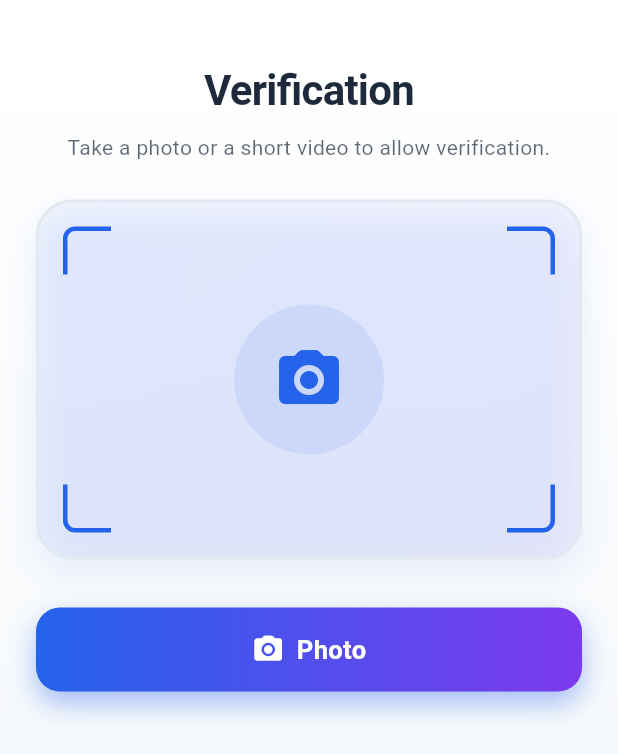
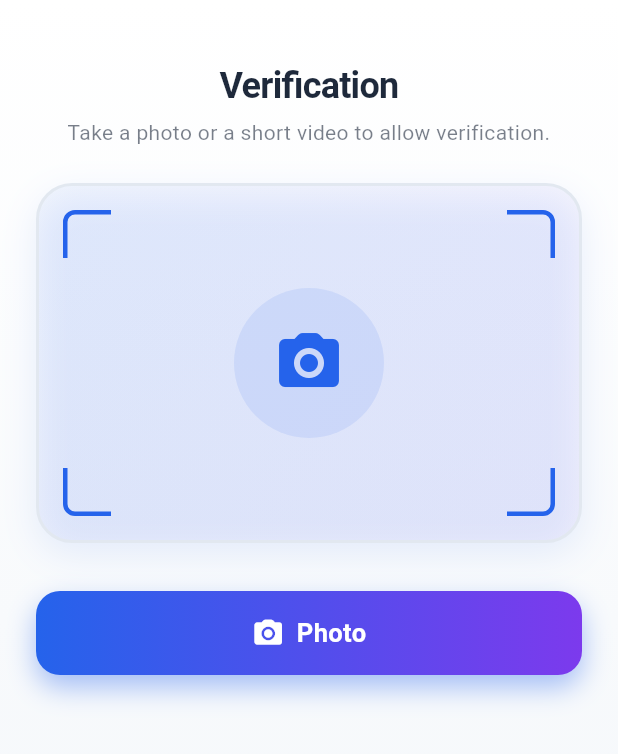
Before and after one commit to m-idriss/zadiag, a Flutter app: the CaptureScreen screen opened directly, on a phone screen of 412 x 824 dp. Shown: the top 754 px of the screen. Run offline on Flutter 3.47's test engine with Material 3 defaults, Android fonts, the phone set to English and light mode, and no system bars; our stand-ins replace cloud_firestore, firebase_auth, firebase_core, flutter_heatmap_calendar, flutter_riverpod, flutter_svg and 3 more; missing offline and left inert: rive_animated_icon; accounts and stored records are empty; Roboto replaces fonts that are missing (poppins); project files that could hold a hidden picture were left out.

Commit message:
Implement minimal modern AppBar design with consistent styling
Co-authored-by: m-idriss <44480885+m-idriss@users.noreply.github.com>

```diff
--- a/lib/core/utils/ui_helpers.dart
+++ b/lib/core/utils/ui_helpers.dart
@@ -83,26 +83,75 @@ Map<DateTime, int> generateRandomHeatMapData() {
   return heatMapDatasets;
 }
 
-/// Builds a page header with title and subtitle.
-Column buildHeader(BuildContext context, String title, String subtitle) {
+/// Builds a modern, minimal page header with title and subtitle.
+///
+/// [context] - The build context.
+/// [title] - The main title text.
+/// [subtitle] - The subtitle text displayed below the title.
+/// [leading] - Optional leading widget (e.g., back button).
+/// [actions] - Optional list of trailing action widgets.
+/// [centerTitle] - Whether to center the title (default: true).
+Column buildHeader(
+  BuildContext context,
+  String title,
+  String subtitle, {
+  Widget? leading,
+  List<Widget>? actions,
+  bool centerTitle = true,
+}) {
+  final colorScheme = Theme.of(context).colorScheme;
+
   return Column(
     children: [
       const SizedBox(height: AppTheme.spacingMd),
+      // Modern minimal AppBar row
+      Row(
+        children: [
+          // Leading widget
+          if (leading != null) ...[
+            leading,
+            const SizedBox(width: AppTheme.spacingSm),
+          ],
+
+          // Title section
+          Expanded(
+            child: Column(
+              crossAxisAlignment:
+                  centerTitle ? CrossAxisAlignment.center : CrossAxisAlignment.start,
+              mainAxisSize: MainAxisSize.min,
+              children: [
                 Text(
                   title,
-        style: AppTheme.headingStyle(
-          Theme.of(context).colorScheme.onSurface,
+                  style: TextStyle(
+                    fontSize: 24,
+                    fontWeight: FontWeight.w700,
+                    fontFamily: AppTheme.defaultFontFamilyName,
+                    color: colorScheme.onSurface,
+                    letterSpacing: -0.5,
                   ),
-        textAlign: TextAlign.center,
+                  textAlign: centerTitle ? TextAlign.center : TextAlign.start,
                 ),
-      const SizedBox(height: AppTheme.spacingSm),
+                const SizedBox(height: AppTheme.spacingXs),
                 Text(
                   subtitle,
-        style: AppTheme.bodyStyle(
-          Theme.of(context).colorScheme.onSurface,
-          alpha: 0.7,
+                  style: TextStyle(
+                    fontSize: 14,
+                    fontFamily: AppTheme.defaultFontFamilyName,
+                    color: colorScheme.onSurface.withValues(alpha: 0.6),
+                    height: 1.4,
                   ),
-        textAlign: TextAlign.center,
+                  textAlign: centerTitle ? TextAlign.center : TextAlign.start,
+                ),
+              ],
+            ),
+          ),
+
+          // Actions
+          if (actions != null && actions.isNotEmpty) ...[
+            const SizedBox(width: AppTheme.spacingSm),
+            ...actions,
+          ],
+        ],
       ),
     ],
   );
--- a/lib/shared/shared.dart
+++ b/lib/shared/shared.dart
@@ -7,6 +7,7 @@ library shared;
 // Components
 export 'components/animated_bar.dart';
 export 'components/btm_nav_item.dart';
+export 'components/modern_app_bar.dart';
 
 // Models
 export 'models/menu.dart';
```
Also changed, not shown: lib/shared/components/modern_app_bar.dart (added, +94 -0 lines). Lines whose indentation alone changed are shown as unchanged.
